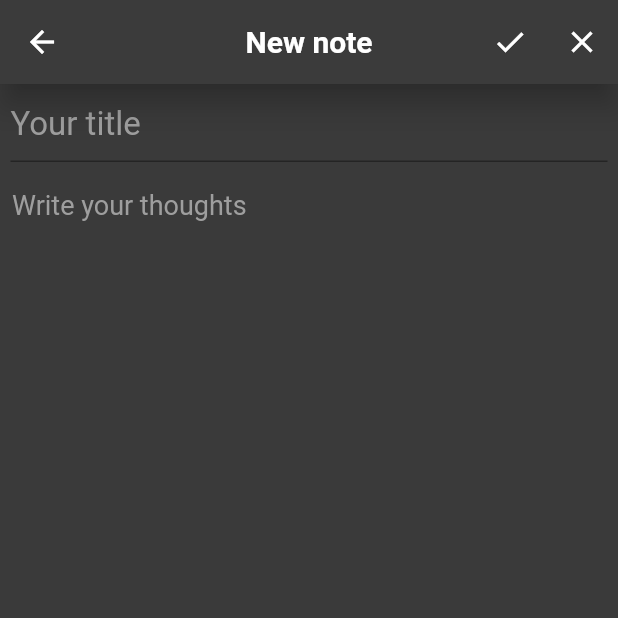
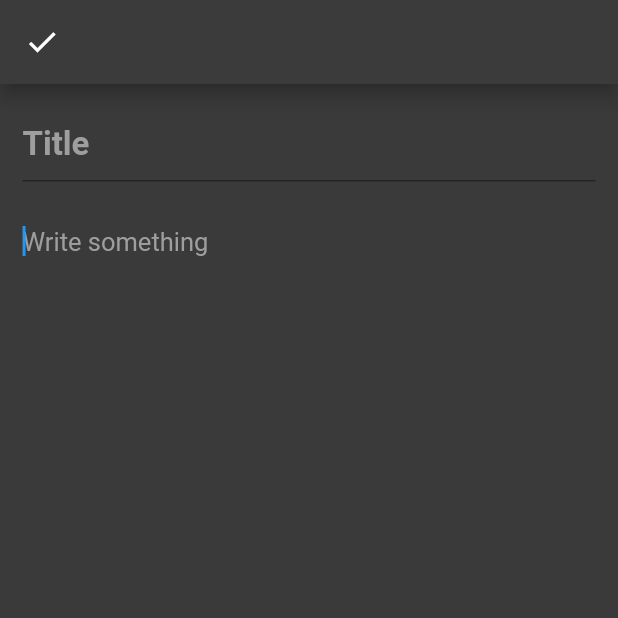
Before and after one commit to CatHood0/Notes-App, a Flutter app: the screen it shows after launch, after a tap on the "add" icon, on a phone screen of 412 x 824 dp, the top half of it. Run offline on Flutter 3.47's test engine with Material 2 defaults, Android fonts, the phone set to English and light mode, and no system bars; our stand-ins replace flutter_riverpod.

Commit message:
Delete unnecesary screens for create, and edit. It Both merge in DetailPage that understand when the user goes to edit an one, or to create an one

```diff
--- a/lib/UI/notes/CreateNote.dart
+++ /dev/null
@@ -1,103 +0,0 @@
-import 'package:flutter/material.dart';
-import 'package:flutter_riverpod/flutter_riverpod.dart';
-import 'package:notes_project/bloc/Notes/NoteEvents.dart';
-import '../../bloc/Notes/NoteBloc.dart';
-import '../../domain/entities/Note.dart';
-
-class createNote extends ConsumerWidget {
-  createNote({super.key, required this.bloc});
-  final NoteBloc bloc;
-  final textTitleController = TextEditingController(),
-      textContentController = TextEditingController();
-  @override
-  Widget build(BuildContext context, WidgetRef ref) {
-    return Scaffold(
-      backgroundColor: Color.fromARGB(255, 58, 58, 58),
-      appBar: AppBar(
-        backgroundColor: Color.fromARGB(255, 59, 59, 59),
-        elevation: 8,
-        title: Text("New note",
-            style: TextStyle(fontWeight: FontWeight.bold, fontSize: 20)),
-        centerTitle: true,
-        actions: [
-          Row(
-            mainAxisAlignment: MainAxisAlignment.spaceBetween,
-            children: [
-              Container(
-                child: IconButton(
-                  splashRadius: 20,
-                  icon: Icon(Icons.check),
-                  onPressed: () {
-                    final Note = new note(
-                        title: textTitleController.text,
-                        content: textContentController.text,
-                        createDate: DateTime.now(),
-                        key: "2",
-                        favorite: false,
-                        dateTimeModification: DateTime.now());
-                    bloc.eventSink.add(AddNote(Note: Note));
-                    Navigator.pop(context);
-                  },
-                ),
-              ),
-              Container(
-                child: IconButton(
-                  splashRadius: 20,
-                  icon: Icon(Icons.clear),
-                  onPressed: () {},
-                ),
-              ),
-            ],
-          ),
-        ],
-      ),
-      body: SafeArea(
-        child: SingleChildScrollView(
-          child: Column(
-            children: <Widget>[
-              Padding(
-                padding: const EdgeInsets.only(
-                  top: 2,
-                  right: 7,
-                  left: 7,
-                ),
-                child: Container(
-                  width: double.infinity,
-                  child: TextFormField(
-                    autocorrect: true,
-                    controller: textTitleController,
-                    autofocus: false,
-                    decoration: InputDecoration(
-                        hintText: "Your title",
-                        hintStyle: TextStyle(color: Colors.grey)),
-                    style: TextStyle(color: Colors.white, fontSize: 22),
-                  ),
-                ),
-              ),
-              SizedBox(
-                height: 10,
-              ),
-              Padding(
-                padding: const EdgeInsets.all(8.0),
-                child: Container(
-                  width: double.infinity,
-                  child: TextFormField(
-                    autocorrect: true,
-                    controller: textContentController,
-                    style: TextStyle(color: Colors.white, fontSize: 18),
-                    decoration: InputDecoration.collapsed(
-                      hintText: "Write your thoughts",
-                      hintStyle: TextStyle(color: Colors.grey),
-                    ),
-                    keyboardType: TextInputType.multiline,
-                    maxLines: null,
-                  ),
-                ),
-              ),
-            ],
-          ),
-        ),
-      ),
-    );
-  }
-}
--- a/lib/UI/Home/home.dart
+++ b/lib/UI/notes/notePage.dart
@@ -1,6 +1,7 @@
+// ignore_for_file: file_names
 import 'package:flutter/material.dart';
 import 'package:flutter_riverpod/flutter_riverpod.dart';
-import 'package:notes_project/UI/notes/CreateNote.dart';
+import 'package:notes_project/UI/notes/screens/DetailPage.dart';
 import 'package:notes_project/Widgets/popupOptions.dart';
 import 'package:notes_project/Widgets/NoteView.dart';
 import 'package:notes_project/bloc/Notes/NoteBloc.dart';
@@ -8,21 +9,20 @@ import 'package:notes_project/bloc/Notes/NoteEvents.dart';
 import 'package:notes_project/bloc/Notes/NoteStates.dart';
 import '../../Widgets/DialogSearch.dart';
 
-class notesPage extends ConsumerStatefulWidget {
-  notesPage({
+class NotesPage extends ConsumerStatefulWidget {
+  const NotesPage({
     super.key,
   });
 
   @override
-  ConsumerState<notesPage> createState() => _notesPageState();
+  ConsumerState<NotesPage> createState() => _NotesPageState();
 }
 
-class _notesPageState extends ConsumerState<notesPage> {
-  final NoteBloc bloc = NoteBloc();
+class _NotesPageState extends ConsumerState<NotesPage> {
    @override
   void initState() {
     bloc.eventSink
-        .add(RestoreNoteFiles()); //we do begin for the user has a list of notes
+       .add(RestoreNoteFiles()); //we do begin for the user has a list of notes
     super.initState();
   }
 
@@ -35,34 +35,34 @@ class _notesPageState extends ConsumerState<notesPage> {
   @override
   Widget build(BuildContext context) {
     return Scaffold(
-      backgroundColor: Color.fromARGB(255, 58, 58, 58),
+      backgroundColor: const Color.fromARGB(255, 58, 58, 58),
       appBar: AppBar(
-        title: Text('Koulin spaces',
+        title: const Text('Koulin spaces',
             style: TextStyle(
                 fontWeight: FontWeight.bold,
                 fontSize: 22,
                 color: Colors.white)),
         centerTitle: true,
-        backgroundColor: Color.fromARGB(255, 59, 59, 59),
+        backgroundColor: const Color.fromARGB(255, 59, 59, 59),
         elevation: 8,
         leading: popupMenu(),
         actions: [
           IconButton(
-            icon: Icon(Icons.add),
+            icon: const Icon(Icons.add),
             splashRadius: 20,
             tooltip: "Add a new note",
-            color: Color.fromARGB(255, 255, 255, 255),
+            color: const Color.fromARGB(255, 255, 255, 255),
             onPressed: () async {
               Navigator.push(
                   context,
                   MaterialPageRoute(
-                      builder: (context) => createNote(bloc: bloc)));
+                      builder: (context) => const DetailPage(null, null, edit: true,)));
             },
           ),
           IconButton(
             alignment: Alignment.centerRight,
             tooltip: "Search",
-            icon: Icon(Icons.search),
+            icon: const Icon(Icons.search),
             splashRadius: 20,
             onPressed: () {
               showDialog(
@@ -77,7 +77,7 @@ class _notesPageState extends ConsumerState<notesPage> {
       ),
       body: SafeArea(
         //This must change for a StreamBuilder and use it with a bloc we do create up
-        child: Container(
+        child: SizedBox(
           height: double.infinity,
           child: StreamBuilder<NoteState>(
             stream: bloc.stateStream,
@@ -85,18 +85,18 @@ class _notesPageState extends ConsumerState<notesPage> {
               if (snapshot.data is LoadedNotes) {
                 final data = (snapshot.data as LoadedNotes).notes;
                 return GridView.builder(
-                  gridDelegate: SliverGridDelegateWithFixedCrossAxisCount(
+                  gridDelegate: const SliverGridDelegateWithFixedCrossAxisCount(
                       crossAxisCount: 2),
                   itemCount: data.length,
-                  padding: EdgeInsets.all(10),
+                  padding: const EdgeInsets.all(10),
                   itemBuilder: (context, index) {
-                    return noteCard(data[index], index, bloc: bloc,);
+                      return NoteCard(data[index], index);
                   },
                 );
               } else if (snapshot.data is LoadingNotes) {
-                return Center(child: CircularProgressIndicator());
+                return const Center(child: CircularProgressIndicator());
               } else if (snapshot.data is NoteNotFound) {}
-              return Center(
+              return const Center(
                   child: Text(
                 "Notes not found",
                 style: TextStyle(color: Colors.white),
--- /dev/null
+++ b/lib/UI/notes/screens/DetailPage.dart
@@ -0,0 +1,174 @@
+import 'package:flutter/material.dart';
+import 'package:notes_project/Widgets/DialogProperties.dart';
+import 'package:notes_project/bloc/Notes/NoteBloc.dart';
+import 'package:notes_project/bloc/Notes/NoteEvents.dart';
+import '../../../domain/entities/Note.dart';
+
+class DetailPage extends StatefulWidget {
+  final note? Note;
+  final int? index;
+  final bool edit;
+  const DetailPage(this.index, this.Note,
+      {super.key, required this.edit});
+
+  @override
+  State<DetailPage> createState() => _ReadPageState();
+}
+
+class _ReadPageState extends State<DetailPage> {
+  late note? Note;
+  late TextEditingController _titleController, _contentController;
+  late bool editMode;
+  final FocusNode _focusNodeTitle = FocusNode(),
+      _focusNodeContent = FocusNode();
+  int quitCount = 0;
+
+  void onEdit({bool? edit}) {
+    setState(() {
+      editMode = edit!;
+    });
+  }
+
+  void unFocusedFields() {
+    _focusNodeContent.unfocus();
+    _focusNodeTitle.unfocus();
+  }
+
+  void createNote() {
+    if (widget.index != null && widget.Note != null) {
+      Note!.title = _titleController.text;
+      Note!.content = _contentController.text;
+      bloc.eventSink.add(UpdateNote(index: widget.index!, Note: Note!));
+    } else {
+      Note = note(
+          title: _titleController.text != ""
+              ? _titleController.text
+              : "Untitle note",
+          content: _contentController.text,
+          createDate: Note?.createDate ?? DateTime.now(),
+          key: Note?.Key ?? '1',
+          favorite: true,
+          dateTimeModification: DateTime.now());
+      bloc.eventSink.add(AddNote(Note: Note!));
+      _titleController.text = Note!.Title;
+      _contentController.text = Note!.Content;
+    }
+  }
+
+  @override
+  void initState() {
+    Note = widget.Note;
+    if (Note?.title != null) {
+      _titleController = TextEditingController(text: Note!.title);
+      _contentController = TextEditingController(text: Note!.content);
+    } else {
+      _titleController = TextEditingController(text: "");
+      _contentController = TextEditingController(text: "");
+    }
+    editMode = widget.edit;
+    super.initState();
+  }
+
+  @override
+  Widget build(BuildContext context) {
+    return WillPopScope(
+      onWillPop: () async {
+        if (quitCount > 0 && editMode) {
+          onEdit(edit: false);
+          createNote();
+          return true;
+        } else if (!editMode) {
+          return true;
+        }
+        quitCount++;
+        return false;
+      },
+      child: Scaffold(
+        backgroundColor: const Color.fromARGB(255, 58, 58, 58),
+        appBar: AppBar(
+          elevation: 5,
+          leading: editMode
+              ? IconButton(
+                  onPressed: () {
+                    onEdit(edit: false);
+                    unFocusedFields();
+                    createNote();
+                    if(widget.index==null) Navigator.pop(context);
+                  },
+                  icon: const Icon(Icons.check))
+              : IconButton(
+                  onPressed: () {
+                    Navigator.pop(context);
+                  },
+                  icon: const Icon(Icons.arrow_back)),
+          backgroundColor: const Color.fromARGB(255, 59, 59, 59),
+          actions: [
+            if (Note != null)
+              IconButton(
+                onPressed: () {
+                  showDialog(
+                    context: context,
+                    builder: (context) {
+                      return propertiesNote(Note!);
+                    },
+                  );
+                },
+                icon: const Icon(Icons.insert_drive_file),
+              ),
+          ],
+        ),
+        body: SingleChildScrollView(
+          child: Column(
+            children: [
+              SizedBox(
+                width: double.infinity,
+                child: Padding(
+                  padding: const EdgeInsets.all(15.0),
+                  child: TextFormField(
+                    focusNode: _focusNodeTitle,
+                    controller: _titleController,
+                    style: const TextStyle(
+                        color: Colors.white,
+                        fontSize: 22,
+                        fontWeight: FontWeight.bold),
+                    decoration: const InputDecoration(
+                      hintText: "Title",
+                      hintStyle: TextStyle(color: Colors.grey),
+                    ),
+                    keyboardType: TextInputType.multiline,
+                    maxLines: null,
+                    onTap: () {
+                      onEdit(edit: true);
+                    },
+                  ),
+                ),
+              ),
+              SizedBox(
+                width: double.infinity,
+                child: Padding(
+                  padding: const EdgeInsets.all(15.0),
+                  child: TextFormField(
+                    focusNode: _focusNodeContent,
+                    autocorrect: true,
+                    autofocus: editMode,
+                    controller: _contentController,
+                    style: const TextStyle(color: Colors.white, fontSize: 17),
+                    decoration: const InputDecoration.collapsed(
+                      hintText: "Write something",
+                      hintStyle: TextStyle(color: Colors.grey),
+                    ),
+                    keyboardType: TextInputType.multiline,
+                    maxLines: null,
+                    onTap: () {
+                      onEdit(edit: true);
+                    },
+                  ),
+                ),
+              ),
+            ],
+          ),
+        ),
+      ),
+    );
+  }
+}
--- a/lib/Widgets/NoteView.dart
+++ b/lib/Widgets/NoteView.dart
@@ -1,28 +1,26 @@
 import 'package:flutter_riverpod/flutter_riverpod.dart';
 import 'package:flutter/material.dart';
-import '../bloc/Notes/NoteBloc.dart';
 import '../data/provider/noteNProvider.dart';
 import '../domain/entities/Note.dart';
-import '../UI/notes/ReadNote.dart';
+import '../UI/notes/screens/DetailPage.dart';
 
-class noteCard extends ConsumerStatefulWidget {
+class NoteCard extends ConsumerStatefulWidget {
   final note Note;
   final int index;
-  final NoteBloc bloc;
-  noteCard(this.Note, this.index, {super.key, required this.bloc});
+  const NoteCard(this.Note, this.index, {super.key});
 
   @override
-  ConsumerState<noteCard> createState() => _noteCardState();
+  ConsumerState<NoteCard> createState() => _NoteCardState();
 }
 
-class _noteCardState extends ConsumerState<noteCard> {
+class _NoteCardState extends ConsumerState<NoteCard> {
   @override
   Widget build(BuildContext context) {
-    return Container(
-      height: 70,
+    return SizedBox(
+      height: MediaQuery.of(context).size.height * 0.15,
       child: GestureDetector(
         onTap: () async {
-          final Note = new note(
+          final Note = note(
               title: widget.Note.Title,
               content: widget.Note.Content,
               createDate: widget.Note.Date,
@@ -33,15 +31,15 @@ class _noteCardState extends ConsumerState<noteCard> {
           Navigator.push(
               context,
               MaterialPageRoute(
-                  builder: (context) => readPage(widget.index, Note, bloc: widget.bloc)));
+                  builder: (context) => DetailPage(widget.index, Note, edit: false,)));
         },
         child: Padding(
-          padding: EdgeInsets.symmetric(vertical: 10, horizontal: 10),
+          padding: const EdgeInsets.symmetric(vertical: 10, horizontal: 10),
           child: Card(
             shape:
                 RoundedRectangleBorder(borderRadius: BorderRadius.circular(30)),
             elevation: 10,
-            color: Color.fromARGB(255, 105, 105, 105),
+            color: const Color.fromARGB(255, 105, 105, 105),
             child: Column(
               children: [
                 Row(
@@ -61,11 +59,11 @@ class _noteCardState extends ConsumerState<noteCard> {
                                 dateTimeModification: DateTime.now()));
                       },
                       icon: widget.Note.Favorite
-                          ? Icon(
+                          ? const Icon(
                               Icons.star,
                               color: Color.fromARGB(255, 240, 153, 255),
                             )
-                          : Icon(
+                          : const Icon(
                               Icons.star_outline,
                               color: Color.fromARGB(255, 240, 153, 255),
                             ),
@@ -75,7 +73,7 @@ class _noteCardState extends ConsumerState<noteCard> {
                   ],
                 ),
                 Padding(
-                  padding: EdgeInsets.only(
+                  padding: const EdgeInsets.only(
                     left: 10,
                     top: 15,
                     right: 14,
@@ -85,7 +83,7 @@ class _noteCardState extends ConsumerState<noteCard> {
                         ? Center(
                             child: Text(
                               widget.Note.Title,
-                              style: TextStyle(
+                              style: const TextStyle(
                                   color: Colors.white,
                                   fontWeight: FontWeight.bold,
                                   fontSize: 20),
@@ -94,8 +92,8 @@ class _noteCardState extends ConsumerState<noteCard> {
                             ),
                           )
                         : Text(
-                            widget.Note.Content + '...',
-                            style: TextStyle(
+                            '${widget.Note.Content}...',
+                            style: const TextStyle(
                                 color: Colors.white,
                                 fontWeight: FontWeight.bold,
                                 fontSize: 20),
--- a/lib/bloc/Notes/NoteBloc.dart
+++ b/lib/bloc/Notes/NoteBloc.dart
@@ -4,14 +4,15 @@ import 'package:notes_project/bloc/Notes/NoteStates.dart';
 import 'package:notes_project/domain/entities/Note.dart';
 
 class NoteBloc {
-  List<note> _notes = [];
-  final _noteStateController = StreamController<NoteState>.broadcast();
+  List<note> _notes = const <note>[];
+  final _noteStateController = StreamController<NoteState>.broadcast(onListen: () => print("Listening note states"),);
   final _eventStreamController = StreamController<NoteEvent>();
 
   Stream<NoteState> get stateStream => _noteStateController.stream;
   StreamSink<NoteEvent> get eventSink => _eventStreamController.sink;
 
   NoteBloc() {
+    _noteStateController.add(InitialNoteState());
     _eventStreamController.stream.listen(_handleEvent);
   }
 
@@ -21,6 +22,14 @@ class NoteBloc {
       _notes.add(event.Note);
       _noteStateController.add(LoadedNotes(notes: _notes));
     } else if (event is DeleteNote) {
+      _noteStateController.add(LoadingNotes());
+      if (_notes.contains(event.index)) {
+        _notes.removeAt(event.index);
+        _noteStateController.add(LoadedNotes(notes: _notes));
+      } else {
+        _noteStateController
+            .add(NoteNotFound(onError: "This note can't be deleted"));
+      }
     } else if (event is UpdateNote) {
       _notes[event.index] = event.Note;
       _noteStateController.add(LoadedNotes(notes: _notes));
@@ -45,17 +54,20 @@ class NoteBloc {
     }
   }
 
-  note getNote({required String id}){
+  note getNote({required String id}) {
     note? Note;
-    _notes.forEach((notes) {if(notes.key == id) {
-       Note = notes;
-    }});
+    for (var notes in _notes) {
+      if (notes.key == id) {
+        Note = notes;
+      }
+    }
     return Note!;
   }
 
-  void dispose(){
+  void dispose() {
     _eventStreamController.close();
     _noteStateController.close();
   }
+}
 
-}
+final NoteBloc bloc = NoteBloc();
--- a/lib/domain/entities/Note.dart
+++ b/lib/domain/entities/Note.dart
@@ -1,7 +1,7 @@
 class note {
   String key;
   String title;
-  String content;
+  String? content;
   bool favorite;
   DateTime createDate;
   DateTime dateTimeModification;
@@ -17,7 +17,7 @@ class note {
   String get Key => key;
   String get Title => title;
   bool get Favorite => favorite;
-  String get Content => content;
+  String get Content => content!;
   DateTime get DateModification => dateTimeModification;
   DateTime get Date => createDate;
 
--- a/lib/main.dart
+++ b/lib/main.dart
@@ -1,6 +1,6 @@
 import 'package:flutter/material.dart';
 import 'package:flutter_riverpod/flutter_riverpod.dart';
-import 'package:notes_project/UI/Home/home.dart';
+import 'package:notes_project/UI/notes/notePage.dart';
 
 void main() => runApp(const ProviderScope(child: MyApp()));
 
@@ -9,9 +9,9 @@ class MyApp extends StatelessWidget {
 
   @override
   Widget build(BuildContext context) {
-    return MaterialApp(
+    return const MaterialApp(
       debugShowCheckedModeBanner: false,
-      home: notesPage(),
+      home: NotesPage(),
     );
   }
 }
```
Also changed, not shown: analysis_options.yaml (+1 -17 lines), lib/UI/home/HomePage.dart (added, +17 -0 lines), lib/UI/notes/EditNote.dart (deleted, +0 -133 lines), lib/UI/notes/ReadNote.dart (deleted, +0 -77 lines), lib/UI/settings/Settings.dart (deleted, +0 -17 lines), lib/bloc/Notes/NoteStates.dart (+9 -0 lines).
